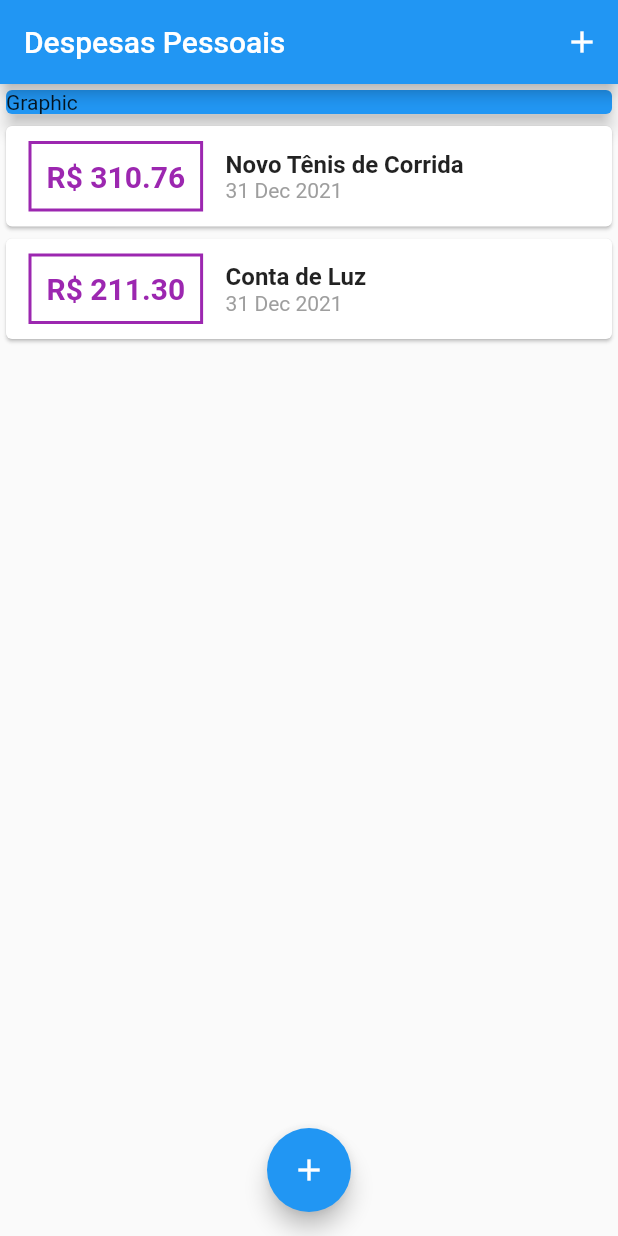
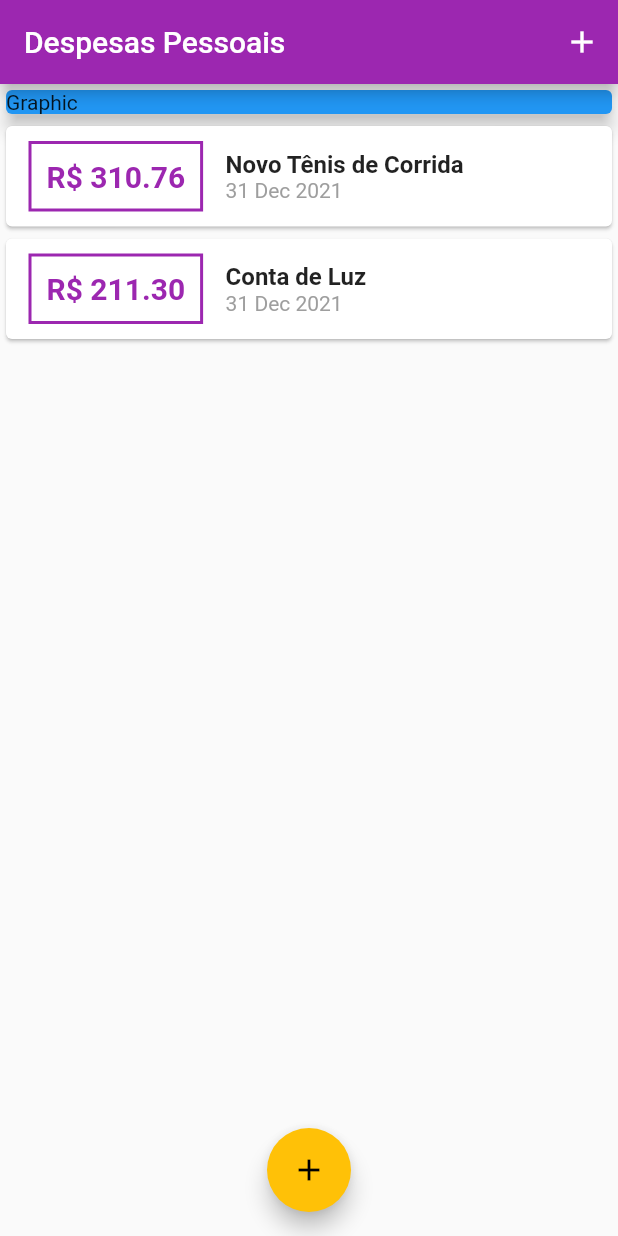
Before and after one commit to felixvicent/gestapp, a Flutter app: the screen it shows after launch, on a phone screen of 412 x 824 dp. Run offline on Flutter 3.47's test engine with Material 2 defaults, Android fonts, the light colour scheme and no system bars.

Commit message:
Added theme

```diff
--- a/lib/components/transaction_list.dart
+++ b/lib/components/transaction_list.dart
@@ -28,7 +28,7 @@ class TransactionList extends StatelessWidget {
                   ),
                   decoration: BoxDecoration(
                     border: Border.all(
-                      color: Colors.purple,
+                      color: Theme.of(context).primaryColor,
                       width: 2,
                     ),
                   ),
@@ -38,7 +38,7 @@ class TransactionList extends StatelessWidget {
                     style: TextStyle(
                       fontWeight: FontWeight.bold,
                       fontSize: 20,
-                      color: Colors.purple,
+                      color: Theme.of(context).primaryColor,
                     ),
                   ),
                 ),
--- a/lib/main.dart
+++ b/lib/main.dart
@@ -16,6 +16,10 @@ class GestApp extends StatelessWidget {
   Widget build(BuildContext context) {
     return MaterialApp(
       home: HomePage(),
+      theme: ThemeData(
+        primarySwatch: Colors.purple,
+        accentColor: Colors.amber,
+      ),
     );
   }
 }
```
